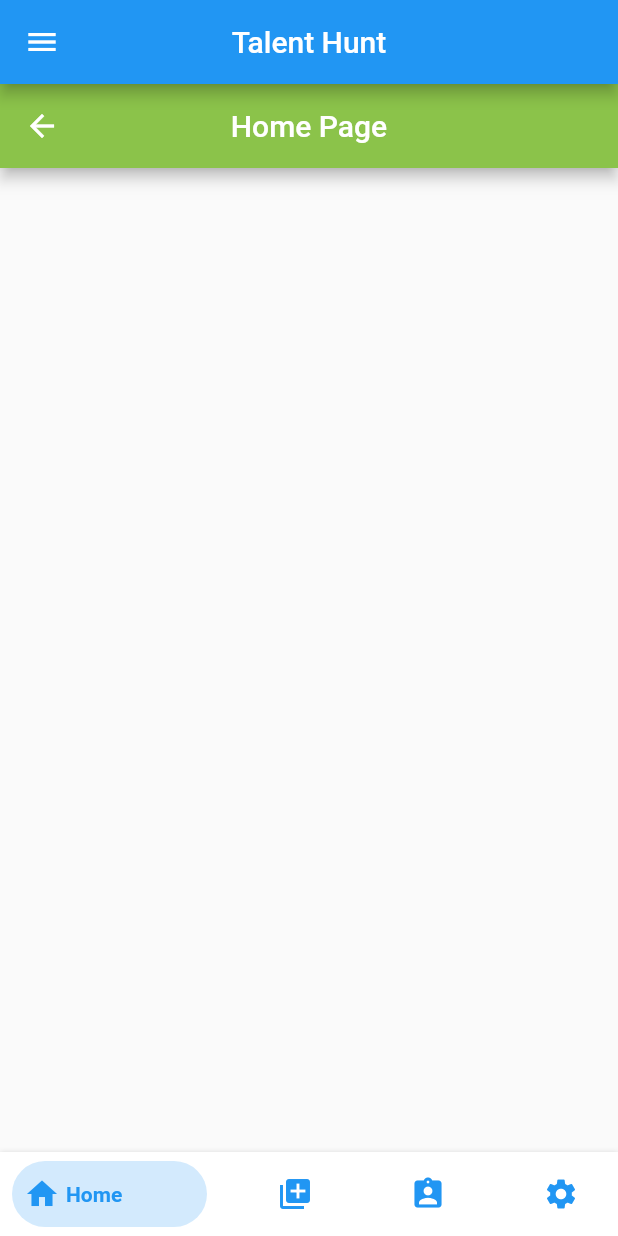
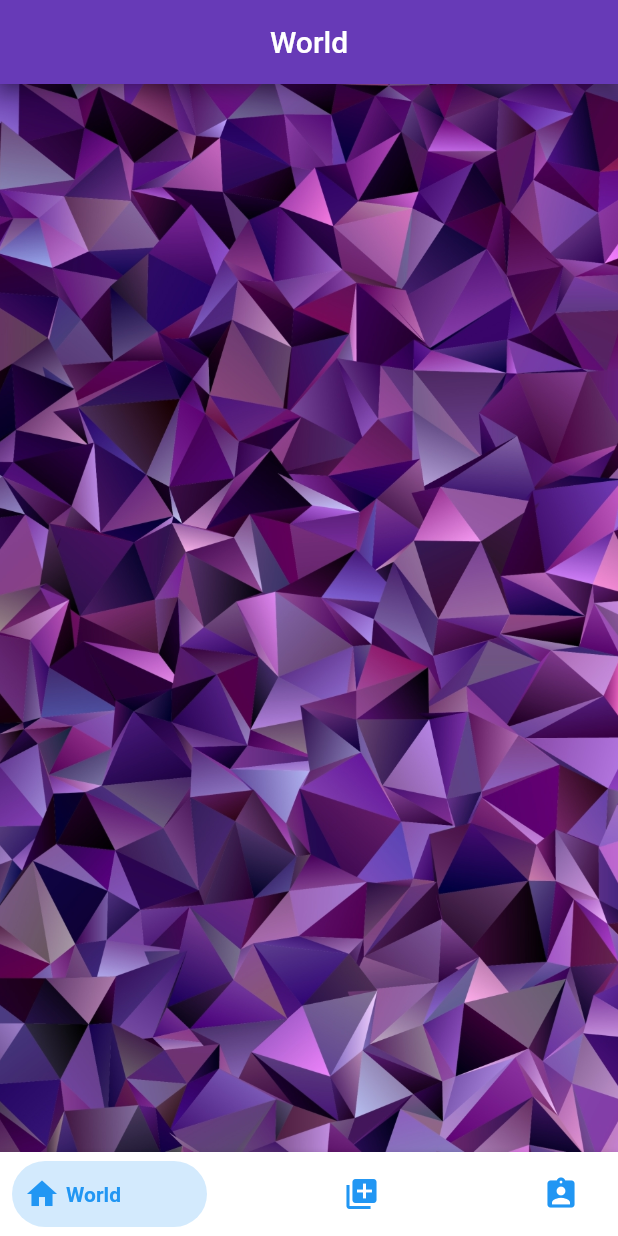
Before and after one commit to The-virgo-noid/talenthunt, a Flutter app: the LoginPage screen opened directly, after a tap on "Login", on a phone screen of 412 x 824 dp. Run offline on Flutter 3.47's test engine with Material 2 defaults, Android fonts, the phone set to English and light mode, and no system bars; drawn by our look-alikes of bottom_navy_bar; our stand-ins replace page_transition, simple_animations.

Commit message:
nav bar simplified
taken nav bar scaffolds to sepate pages

```diff
--- a/lib/HomePage.dart
+++ b/lib/HomePage.dart
@@ -1,7 +1,11 @@
 import 'package:bottom_navy_bar/bottom_navy_bar.dart';
 import 'package:flutter/material.dart';
+import './drawer_pages/profile.dart';
+import './drawer_pages/world.dart';
+import './drawer_pages/talents.dart';
 
-import 'drawer pages/profile.dart';
+
+
 
 class MyHomePage extends StatefulWidget {
   @override
@@ -9,7 +13,7 @@ class MyHomePage extends StatefulWidget {
 }
 
 class _MyHomePageState extends State<MyHomePage> {
-
+  bool darkTheme = false;
   int _currentIndex = 0;
   PageController _pageController;
   ScrollController _scrollController;
@@ -30,10 +34,10 @@ class _MyHomePageState extends State<MyHomePage> {
 
   @override
   Widget build(BuildContext context) {
-    return Scaffold(
-      appBar: AppBar(title: Text("Talent Hunt"),
-        centerTitle: true,
-      ),
+    return MaterialApp(
+       theme: darkTheme ? ThemeData.dark() : ThemeData.light(),
+      home: Scaffold(
+
 
 
         drawer: Drawer(
@@ -41,18 +45,20 @@ class _MyHomePageState extends State<MyHomePage> {
             child: Column(
                 children: <Widget>[
 
-                new UserAccountsDrawerHeader(accountName: new Text("User"), accountEmail: new Text("User mail")), //upper bar
+                  new UserAccountsDrawerHeader(accountName: new Text("SETTINGS"), accountEmail: new Text("Personalised settings")), //upper bar
 
-                new ListTile(
-                    title: new Text ("Profile"),
-                    trailing: new Icon (Icons.account_circle),
-                    onTap: () {
-                      Navigator.of(context).pop();
-                      Navigator.push(context, new MaterialPageRoute(builder: (context) => Profile()));
 
-                    }
+                  ListTile(
+                    title: Text("Dark Theme"),                                        //dark theme switch
+                    trailing: Switch(
+                      value: darkTheme,
+                      onChanged: (changed) {
+                        setState(() {
+                          darkTheme = changed;
+                        });
+                      },
                     ),
-              ]
+                  )              ]
             )
         ),
 
@@ -64,26 +70,9 @@ class _MyHomePageState extends State<MyHomePage> {
               setState(() => _currentIndex = index);
             },
             children: <Widget>[
-            Scaffold(                                                 //first page of bottom navigation
-
-              appBar: AppBar(
-                title: Text('Home Page'),
-                centerTitle: true,
-                backgroundColor: Colors.lightGreen,
-
-              ),
-              body: ListView(
-                controller: _scrollController,
-                children: <Widget>[
-
-                ],
-              ),
-            ),
-            Container(color: Colors.red,),                 //second page of bottom navigation
-
-            Container(color: Colors.green,),               //third page of bottom navigation
-
-            Container(color: Colors.blue,),                //fourth page of bottom navigation
+              World(),
+              Talents(),
+              Profile(),
             ],
           ),
         ),
@@ -96,7 +85,7 @@ class _MyHomePageState extends State<MyHomePage> {
           },
           items: <BottomNavyBarItem>[
             BottomNavyBarItem(
-              title: Text('Home'),
+                title: Text('World'),
                 icon: Icon(Icons.home)
             ),
             BottomNavyBarItem(
@@ -104,14 +93,12 @@ class _MyHomePageState extends State<MyHomePage> {
                 icon: Icon(Icons.add_to_photos)
             ),
             BottomNavyBarItem(
-              title: Text('Followers'),
+                title: Text('User Profile'),
                 icon: Icon(Icons.assignment_ind)
             ),
-          BottomNavyBarItem(
-              title: Text('Setting'),
-              icon: Icon(Icons.settings)
+
+          ],
         ),
-        ],
       ),
     );
   }
--- a/lib/LoginPage.dart
+++ b/lib/LoginPage.dart
@@ -76,7 +76,9 @@ class LoginPage extends StatelessWidget {
                     )
                 ),
             )),
-            FadeAnimation(1.8, Center(
+            Padding(
+              padding: const EdgeInsets.all(8.0),
+              child: FadeAnimation(1.8, Center(
 
                 child: Center(
                     child: RaisedButton.icon(
@@ -89,6 +91,7 @@ class LoginPage extends StatelessWidget {
                     )
                 ),
               )),
+            ),
           ],
         ),
       ),
--- /dev/null
+++ b/lib/drawer_pages/world.dart
@@ -0,0 +1,26 @@
+import 'package:flutter/material.dart';
+class World extends StatelessWidget {
+  @override
+  Widget build(BuildContext context) {
+    return Scaffold(
+      appBar: AppBar(
+        title: Text('World'),
+        centerTitle: true,
+        backgroundColor: Colors.deepPurple,
+
+      ),
+      body: Container(
+        height: MediaQuery.of(context).size.height,
+        width: MediaQuery.of(context).size.width,
+        decoration: BoxDecoration(
+          image: DecorationImage(
+            image: AssetImage("assets/images/purpbg.jpg"),
+            fit: BoxFit.cover,
+          ),
+        ),
+      ),
+
+
+    );
+  }
+}
```
Also changed, not shown: lib/drawer pages/profile.dart (deleted, +0 -16 lines), lib/drawer_pages/profile.dart (added, +30 -0 lines), lib/drawer_pages/talents.dart (added, +26 -0 lines), lib/main.dart (+4 -4 lines), assets/images/purpbg.jpg (added). Lines whose indentation alone changed are shown as unchanged.
